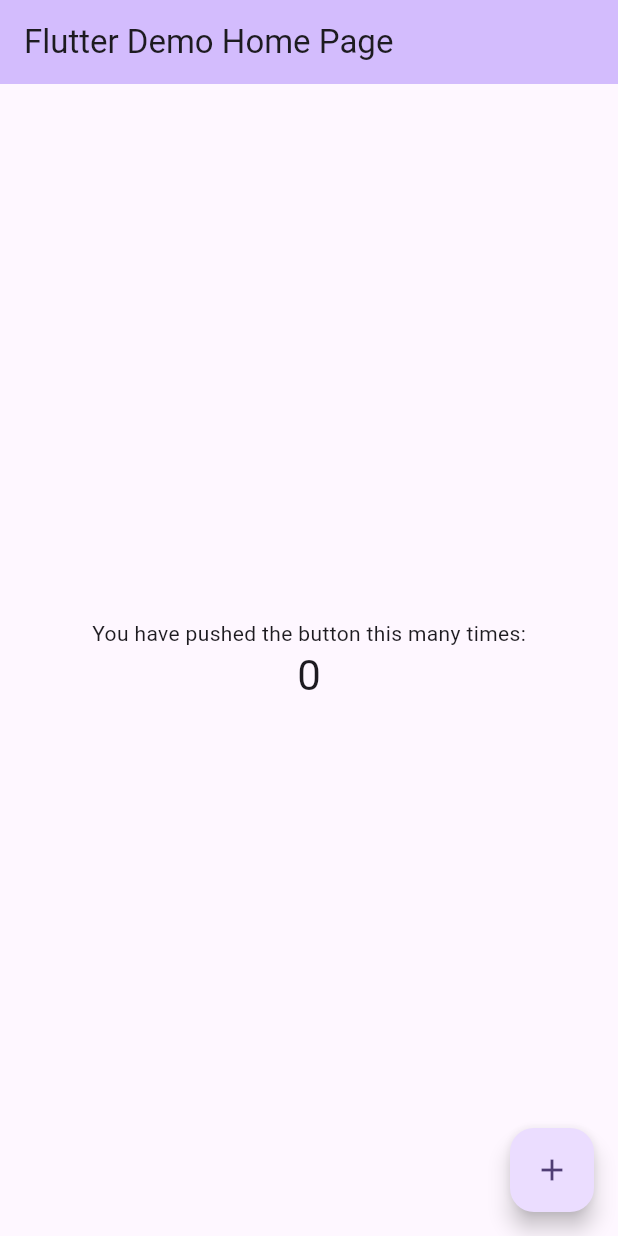
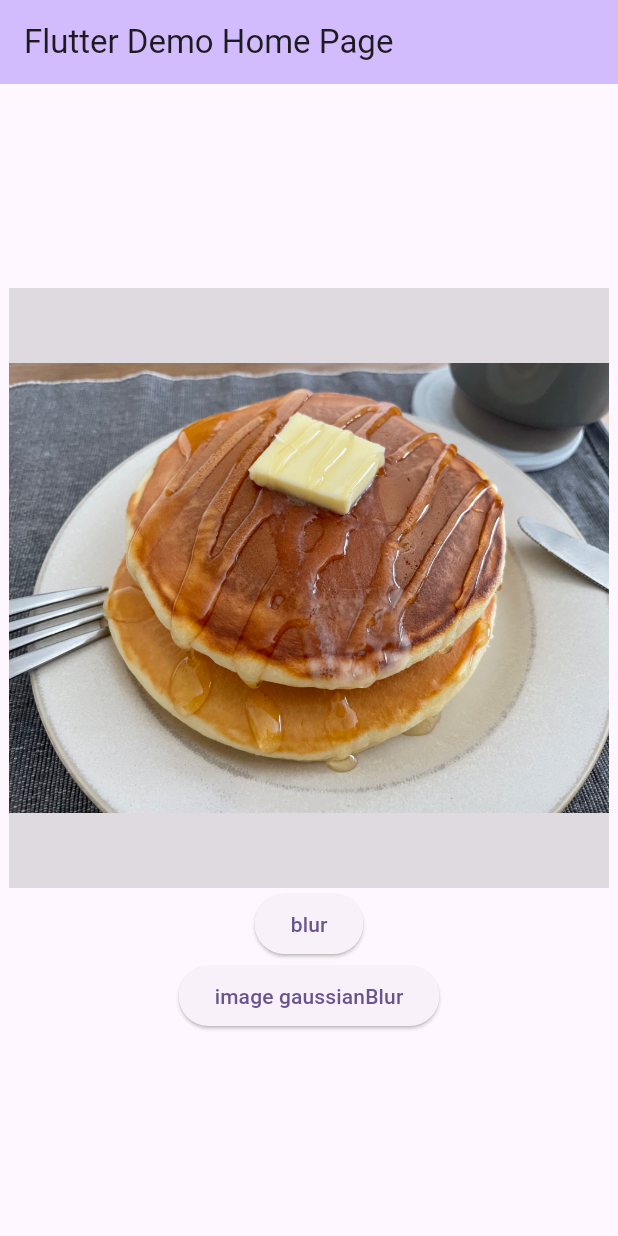
Before and after one commit to rizchi17/flutter_image_blur, a Flutter app: the screen it shows after launch, on a phone screen of 412 x 824 dp. Run offline on Flutter 3.47's test engine with Material 3 defaults, Android fonts, the phone set to English and light mode, and no system bars; drawn by our look-alikes of blur.

Commit message:
2種類のblur処理

```diff
--- a/lib/main.dart
+++ b/lib/main.dart
@@ -1,4 +1,10 @@
+import 'dart:io';
+
+import 'package:blur/blur.dart';
 import 'package:flutter/material.dart';
+import 'package:flutter/services.dart';
+import 'package:image/image.dart' as img;
+import 'package:path_provider/path_provider.dart';
 
 void main() {
   runApp(const MyApp());
@@ -7,27 +13,11 @@ void main() {
 class MyApp extends StatelessWidget {
   const MyApp({super.key});
 
-  // This widget is the root of your application.
   @override
   Widget build(BuildContext context) {
     return MaterialApp(
       title: 'Flutter Demo',
       theme: ThemeData(
-        // This is the theme of your application.
-        //
-        // TRY THIS: Try running your application with "flutter run". You'll see
-        // the application has a purple toolbar. Then, without quitting the app,
-        // try changing the seedColor in the colorScheme below to Colors.green
-        // and then invoke "hot reload" (save your changes or press the "hot
-        // reload" button in a Flutter-supported IDE, or press "r" if you used
-        // the command line to start the app).
-        //
-        // Notice that the counter didn't reset back to zero; the application
-        // state is not lost during the reload. To reset the state, use hot
-        // restart instead.
-        //
-        // This works for code too, not just values: Most code changes can be
-        // tested with just a hot reload.
         colorScheme: ColorScheme.fromSeed(seedColor: Colors.deepPurple),
         useMaterial3: true,
       ),
@@ -39,15 +29,6 @@ class MyApp extends StatelessWidget {
 class MyHomePage extends StatefulWidget {
   const MyHomePage({super.key, required this.title});
 
-  // This widget is the home page of your application. It is stateful, meaning
-  // that it has a State object (defined below) that contains fields that affect
-  // how it looks.
-
-  // This class is the configuration for the state. It holds the values (in this
-  // case the title) provided by the parent (in this case the App widget) and
-  // used by the build method of the State. Fields in a Widget subclass are
-  // always marked "final".
-
   final String title;
 
   @override
@@ -55,71 +36,85 @@ class MyHomePage extends StatefulWidget {
 }
 
 class _MyHomePageState extends State<MyHomePage> {
-  int _counter = 0;
+  late File imageFile;
+  File? blurredImageFile;
+  double blurLevel = 0;
+  bool loading = false;
 
-  void _incrementCounter() {
-    setState(() {
-      // This call to setState tells the Flutter framework that something has
-      // changed in this State, which causes it to rerun the build method below
-      // so that the display can reflect the updated values. If we changed
-      // _counter without calling setState(), then the build method would not be
-      // called again, and so nothing would appear to happen.
-      _counter++;
-    });
+  @override
+  void initState() {
+    super.initState();
+    imageFile = File('images/sample.jpg');
+  }
+
+  Future<File> copyAssetToLocal(String assetPath) async {
+    final byteData = await rootBundle.load(assetPath);
+    final tempDir = await getTemporaryDirectory();
+    final tempFile = File('${tempDir.path}/sample.jpg');
+    await tempFile.writeAsBytes(byteData.buffer.asUint8List());
+    return tempFile;
   }
 
   @override
   Widget build(BuildContext context) {
-    // This method is rerun every time setState is called, for instance as done
-    // by the _incrementCounter method above.
-    //
-    // The Flutter framework has been optimized to make rerunning build methods
-    // fast, so that you can just rebuild anything that needs updating rather
-    // than having to individually change instances of widgets.
     return Scaffold(
       appBar: AppBar(
-        // TRY THIS: Try changing the color here to a specific color (to
-        // Colors.amber, perhaps?) and trigger a hot reload to see the AppBar
-        // change color while the other colors stay the same.
         backgroundColor: Theme.of(context).colorScheme.inversePrimary,
-        // Here we take the value from the MyHomePage object that was created by
-        // the App.build method, and use it to set our appbar title.
         title: Text(widget.title),
       ),
       body: Center(
-        // Center is a layout widget. It takes a single child and positions it
-        // in the middle of the parent.
         child: Column(
-          // Column is also a layout widget. It takes a list of children and
-          // arranges them vertically. By default, it sizes itself to fit its
-          // children horizontally, and tries to be as tall as its parent.
-          //
-          // Column has various properties to control how it sizes itself and
-          // how it positions its children. Here we use mainAxisAlignment to
-          // center the children vertically; the main axis here is the vertical
-          // axis because Columns are vertical (the cross axis would be
-          // horizontal).
-          //
-          // TRY THIS: Invoke "debug painting" (choose the "Toggle Debug Paint"
-          // action in the IDE, or press "p" in the console), to see the
-          // wireframe for each widget.
           mainAxisAlignment: MainAxisAlignment.center,
           children: <Widget>[
-            const Text(
-              'You have pushed the button this many times:',
+            Container(
+              color: Colors.black12,
+              alignment: Alignment.center,
+              width: 400,
+              height: 400,
+              child: blurredImageFile == null
+                  ? loading
+                      ? const SizedBox(
+                          width: 40,
+                          height: 40,
+                          child: CircularProgressIndicator(),
+                        )
+                      : Image.asset('images/sample.jpg').blurred(blur: blurLevel, colorOpacity: 0)
+                  : Image.file(blurredImageFile!),
             ),
-            Text(
-              '$_counter',
-              style: Theme.of(context).textTheme.headlineMedium,
+            ElevatedButton(
+                onPressed: () {
+                  setState(() {
+                    if (blurLevel != 0) {
+                      blurLevel = 0;
+                    } else {
+                      blurLevel = 5;
+                    }
+                  });
+                },
+                child: const Text('blur')),
+            ElevatedButton(
+              onPressed: () async {
+                setState(() {
+                  loading = true;
+                });
+                final file = await copyAssetToLocal('images/sample.jpg');
+                final data = file.readAsBytesSync();
+                final img.Image? image = img.decodeImage(data);
+                if (image != null) {
+                  final blurredImage = img.gaussianBlur(image, radius: 40);
+                  final tempDir = await getTemporaryDirectory();
+                  final tempFile = File('${tempDir.path}/blurred_image.jpg');
+                  tempFile.writeAsBytesSync(img.encodeJpg(blurredImage));
+                  setState(() {
+                    blurredImageFile = tempFile;
+                  });
+                }
+              },
+              child: const Text('image gaussianBlur'),
             ),
           ],
         ),
       ),
-      floatingActionButton: FloatingActionButton(
-        onPressed: _incrementCounter,
-        tooltip: 'Increment',
-        child: const Icon(Icons.add),
-      ), // This trailing comma makes auto-formatting nicer for build methods.
     );
   }
 }
--- a/pubspec.yaml
+++ b/pubspec.yaml
@@ -35,6 +35,9 @@ dependencies:
   # The following adds the Cupertino Icons font to your application.
   # Use with the CupertinoIcons class for iOS style icons.
   cupertino_icons: ^1.0.6
+  blur: ^3.1.0
+  image: ^4.5.2
+  path_provider: ^2.1.4
 
 dev_dependencies:
   flutter_test:
@@ -59,7 +62,8 @@ flutter:
   uses-material-design: true
 
   # To add assets to your application, add an assets section, like this:
-  # assets:
+  assets:
+    - images/sample.jpg
   #   - images/a_dot_burr.jpeg
   #   - images/a_dot_ham.jpeg
 
```
Also changed, not shown: pubspec.lock, 6 other files.
